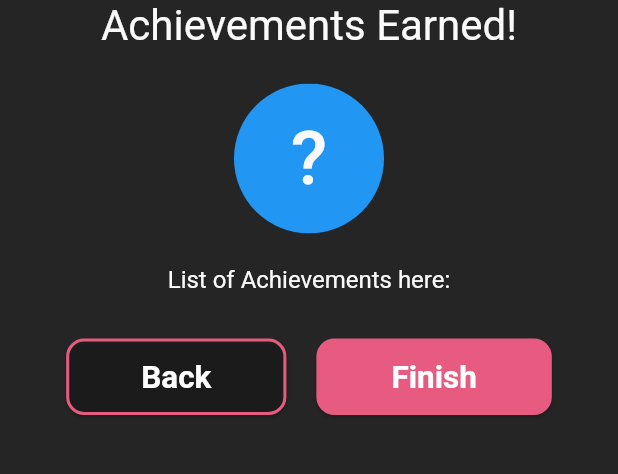
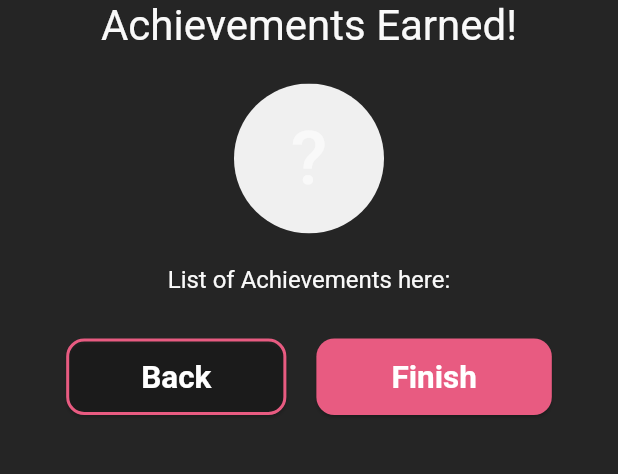
Before and after one commit to jwlim94/drive_safe, a Flutter app: the AchievementScreen screen opened by its route, after a tap on "Continue", on a phone screen of 412 x 824 dp, the part 113-587 px from its top. Run offline on Flutter 3.47's test engine with Material 3 defaults, Android fonts, the phone set to English and light mode, and no system bars; our stand-ins replace carousel_slider, cloud_firestore, confetti, firebase_auth, firebase_core, flutter_riverpod and 3 more; accounts and stored records are empty; generated files the repository leaves out were written again.

Commit message:
Update the color selection from the user

```diff
--- a/lib/src/features/home/presentation/achievement_screen.dart
+++ b/lib/src/features/home/presentation/achievement_screen.dart
@@ -187,8 +187,7 @@ class _AchievementScreenState extends ConsumerState<AchievementScreen> {
                     child: Container(
                       width: 100,
                       height: 100,
-                      color: Color(currentUser?.primaryColor.toUnsigned(32) ??
-                          0xFF2196F3),
+                      color: Color(currentUser?.primaryColor ?? 4293980400),
                     ),
                   ),
                   Positioned(
--- a/lib/src/features/leaderboard/presentation/leaderboard_screen.dart
+++ b/lib/src/features/leaderboard/presentation/leaderboard_screen.dart
@@ -143,8 +143,7 @@ class _LeaderboardScreenState extends ConsumerState<LeaderboardScreen>
                       _leagues[currentIndex].color, //Put in player stats
                   points: 500, //Put in player stats
                   positionMovement: "Increased", //Put in player stats
-                  playerColor: Color(
-                      currentUser?.primaryColor.toUnsigned(32) ?? 0xFF2196F3),
+                  playerColor: Color(currentUser?.primaryColor ?? 4293980400),
                 ),
               ],
             ),
```
